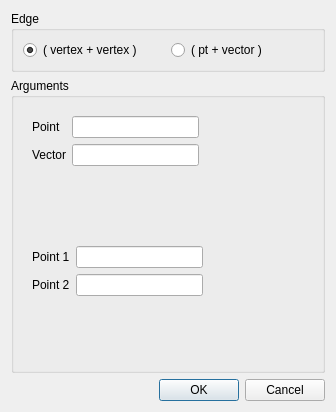
Above: src/HEXABLOCKGUI/Edge_QTD.ui from SalomePlatform/hexablock before the change. Below: the same form after it.
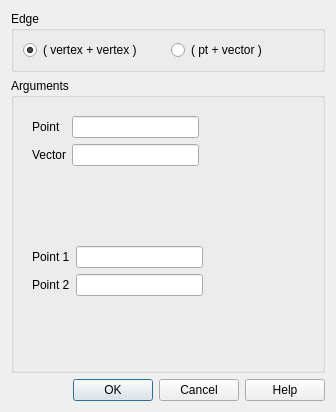
That is the form after the change.

Commit message: added: -Propagation, Vector ( completed ) dialog panel. -Help button on all panel. -Delegate for all Panel updated: -menu always showed for each action

The edit to the form file:
```diff
--- a/src/HEXABLOCKGUI/Edge_QTD.ui
+++ b/src/HEXABLOCKGUI/Edge_QTD.ui
@@ -159,7 +159,7 @@
       <enum>Qt::Horizontal</enum>
      </property>
      <property name="standardButtons">
-      <set>QDialogButtonBox::Cancel|QDialogButtonBox::Ok</set>
+      <set>QDialogButtonBox::Cancel|QDialogButtonBox::Ok|QDialogButtonBox::Help</set>
      </property>
     </widget>
    </item>
```
The commit also changes 37 other files.
